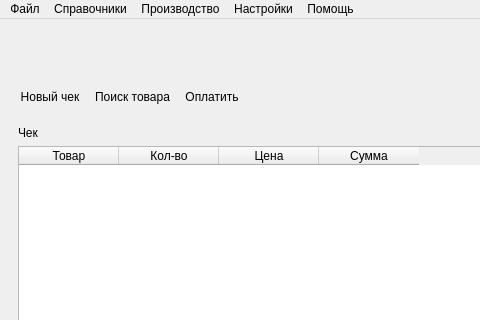
Qt form mainwindow.ui (MikhailBersenev/easyPOS) before a commit; both pictures show x 0 to 480 and y 0 to 320 of the 1000 by 640 pixel window.
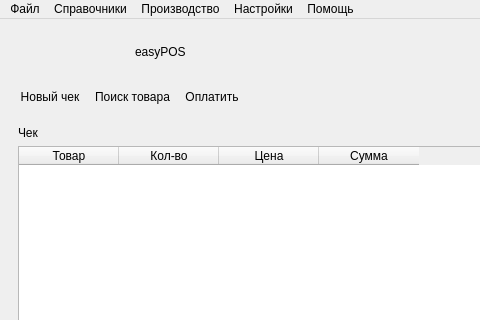
The same form after that commit.

Commit message: Enhance UI and resource management for branding and themes

The edit to the form file:
```diff
--- a/mainwindow.ui
+++ b/mainwindow.ui
@@ -39,6 +39,16 @@
         </property>
        </widget>
       </item>
+      <item>
+       <widget class="QLabel" name="brandingAppNameLabel">
+        <property name="text">
+         <string>easyPOS</string>
+        </property>
+        <property name="alignment">
+         <set>Qt::AlignLeft|Qt::AlignVCenter</set>
+        </property>
+       </widget>
+      </item>
       <item>
        <spacer name="brandingBarSpacer">
         <property name="orientation">
```
The commit also changes 10 other files.
